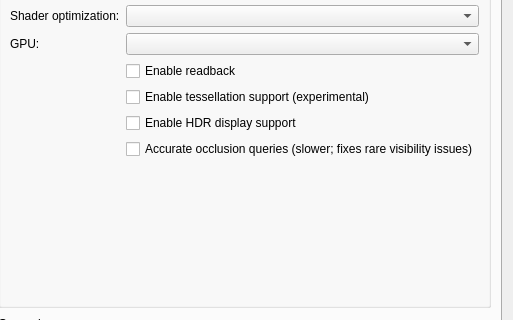
The window that src/launcher/forms/configuration_edit_dialog.ui (ali-commits/KytyPS5-AGS) describes before a commit, drawn with Qt 5; both pictures show x 460 to 973 and y 155 to 475 of the 973 by 808 pixel window.
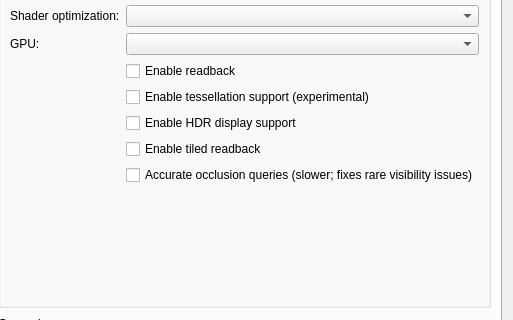
The same window after the commit. Custom widgets are drawn as their Qt base class.

The edit to the form file:
```diff
--- a/src/launcher/forms/configuration_edit_dialog.ui
+++ b/src/launcher/forms/configuration_edit_dialog.ui
@@ -464,6 +464,12 @@
               </property>
              </widget>
             </item>
+            <item row="8" column="1">
+             <widget class="QCheckBox" name="checkBox_readback_tiled">
+              <property name="toolTip"><string>Read back small writable tiled images</string></property>
+              <property name="text"><string>Enable tiled readback</string></property>
+             </widget>
+            </item>
             <item row="6" column="1">
              <widget class="QCheckBox" name="checkBox_tessellation">
               <property name="toolTip">
```
